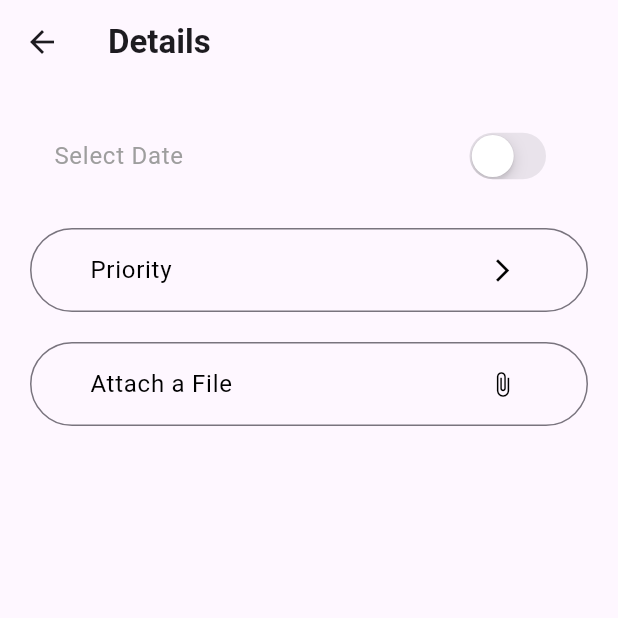
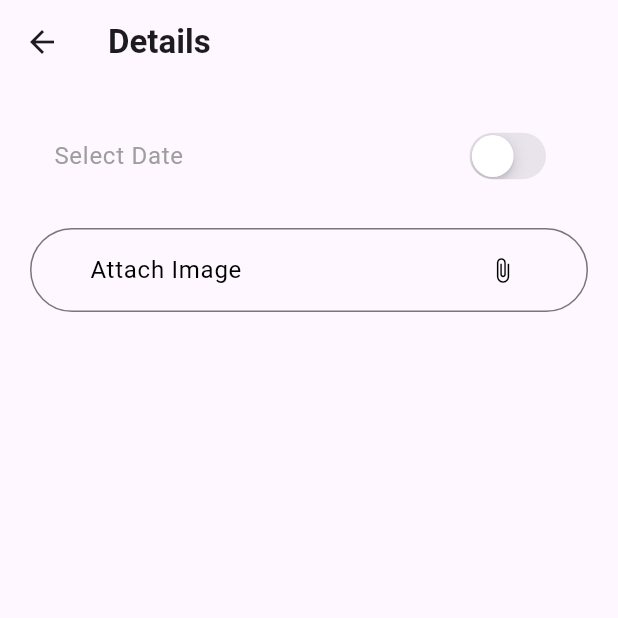
Before and after one commit to cemugurlu/todo-app-flutter, a Flutter app: the DetailsSheetScreen screen opened by its route, on a phone screen of 412 x 824 dp, the top half of it. Run offline on Flutter 3.47's test engine with Material 3 defaults, Android fonts, the phone set to English and light mode, and no system bars; our stand-ins replace cloud_firestore, firebase_auth, firebase_core, firebase_storage, get, get_storage and 2 more; accounts and stored records are empty.

Commit message:
feature attach file added

```diff
--- a/lib/models/todo_model.dart
+++ b/lib/models/todo_model.dart
@@ -9,8 +9,9 @@ class Todo {
   late RxBool isCompleted;
   late String userID;
   late DateTime? selectedDate;
-  List<String> attachments;
-  late bool selected; // New selected property
+  late String imageUrl; // Add imageUrl field
+
+  late bool selected;
 
   Todo({
     required this.id,
@@ -19,9 +20,9 @@ class Todo {
     required this.category,
     required this.userID,
     this.selectedDate,
-    this.attachments = const [],
     bool isCompleted = false,
-    this.selected = false, // Initialize selected with false
+    this.selected = false,
+    this.imageUrl = '', // Initialize imageUrl field
   }) {
     this.isCompleted = isCompleted.obs;
   }
@@ -42,19 +43,28 @@ class Todo {
     }
   }
 
-  void addAttachment(String url) {
-    attachments.add(url);
+  Map<String, dynamic> toMap() {
+    return {
+      'title': title,
+      'category': category,
+      'selectedDate': selectedDate,
+      'description': description,
+      'userID': userID,
+      'isCompleted': isCompleted.value,
+      'imageUrl': imageUrl, // Include imageUrl in the map
+    };
   }
 
-  factory Todo.fromMap(Map<String, dynamic> map, String id) {
+  static Todo fromMap(Map<String, dynamic> map) {
     return Todo(
-      id: id,
+      id: map['id'],
       title: map['title'],
+      category: map['category'],
+      selectedDate: map['selectedDate']?.toDate(),
       description: map['description'],
-      category: map['category'],
       userID: map['userID'],
-      selectedDate: map['selectedDate'] != null ? (map['selectedDate'] as Timestamp).toDate() : null,
-      isCompleted: map['isCompleted'],
+      isCompleted: map['isCompleted'] == true.obs,
+      imageUrl: map['imageUrl'] ?? '', // Assign imageUrl from map, default to empty string if not present
     );
   }
 }
--- a/lib/pages/details_sheet_screen.dart
+++ b/lib/pages/details_sheet_screen.dart
@@ -8,7 +8,11 @@ class DetailsSheetScreen extends StatelessWidget {
   final RxBool isCalendarVisible;
   final TodoController todoController = Get.find();
 
-  DetailsSheetScreen({Key? key, required this.selectedDate, required this.isCalendarVisible}) : super(key: key);
+  DetailsSheetScreen({
+    Key? key,
+    required this.selectedDate,
+    required this.isCalendarVisible,
+  }) : super(key: key);
 
   String formatDate(DateTime date) {
     final String day = date.day.toString().padLeft(2, '0');
@@ -85,25 +89,12 @@ class DetailsSheetScreen extends StatelessWidget {
                   )),
               const SizedBox(height: 20),
               OutlinedButton(
-                onPressed: () {},
-                child: const ListTile(
-                  title: Text(
-                    'Priority',
-                    style: TextStyle(
-                      color: Colors.black,
-                    ),
-                  ),
-                  trailing: Icon(Icons.arrow_forward_ios, color: Colors.black),
-                ),
-              ),
-              const SizedBox(height: 20),
-              OutlinedButton(
                 onPressed: () {
-                  // todoController.attachFile();
+                  todoController.pickImage();
                 },
                 child: const ListTile(
                   title: Text(
-                    'Attach a File',
+                    'Attach Image',
                     style: TextStyle(
                       color: Colors.black,
                     ),
@@ -111,6 +102,33 @@ class DetailsSheetScreen extends StatelessWidget {
                   trailing: Icon(Icons.attach_file, color: Colors.black),
                 ),
               ),
+              Obx(() {
+                final selectedImage = todoController.attachedImage.value;
+                if (selectedImage != null) {
+                  return Container(
+                    margin: const EdgeInsets.symmetric(vertical: 20.0),
+                    height: 150,
+                    decoration: BoxDecoration(
+                      borderRadius: BorderRadius.circular(20),
+                      boxShadow: [
+                        BoxShadow(
+                          color: Colors.grey.withOpacity(0.5),
+                          spreadRadius: 1,
+                          blurRadius: 7,
+                          offset: const Offset(0, 10),
+                        ),
+                      ],
+                    ),
+                    width: double.infinity,
+                    child: Image.file(
+                      selectedImage,
+                      fit: BoxFit.cover,
+                    ),
+                  );
+                } else {
+                  return const SizedBox();
+                }
+              }),
             ],
           ),
         ),
--- a/lib/widgets/todo_section.dart
+++ b/lib/widgets/todo_section.dart
@@ -11,7 +11,6 @@ class TodoSection extends StatelessWidget {
   final List<Todo> todos;
   final TodoController todoController;
 
-  // List of random colors
   final List<Color> randomColors = [
     Colors.red,
     Colors.blue,
@@ -22,7 +21,6 @@ class TodoSection extends StatelessWidget {
     Colors.yellow,
   ];
 
-  // Generate a random color from the list
   Color getRandomColor() {
     final random = Random();
     return randomColors[random.nextInt(randomColors.length)];
@@ -74,7 +72,7 @@ class TodoSection extends StatelessWidget {
                         height: 24,
                         decoration: BoxDecoration(
                           shape: BoxShape.circle,
-                          border: Border.all(color: getRandomColor()), // Set random color for border
+                          border: Border.all(color: getRandomColor()),
                         ),
                         child: Obx(() => Center(
                               child: Icon(
```
Also changed, not shown: lib/controllers/todo_controller.dart (+46 -10 lines).
